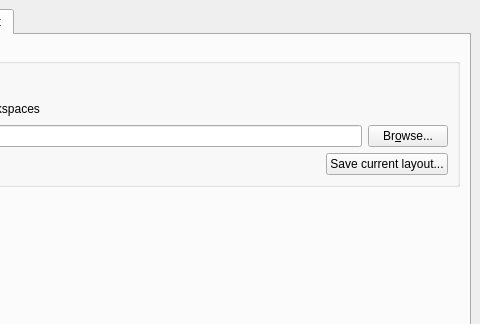
First picture: the form in src/PreferencesDialog.ui, repository openMSX/debugger, before the edit; both pictures show x 174 to 654 and y 0 to 324 of the 654 by 512 pixel window.
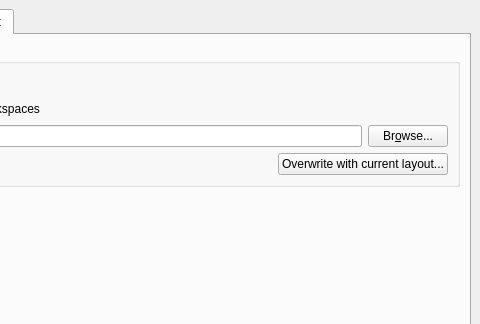
Second picture: the form after the edit. The open tabs and pages were chosen to show the change.

Commit message: Improved saved layout preferences

```diff
--- a/src/PreferencesDialog.ui
+++ b/src/PreferencesDialog.ui
@@ -227,7 +227,7 @@
             <item>
              <widget class="QPushButton" name="btnSaveLayout">
               <property name="text">
-               <string>Save current layout...</string>
+               <string>Overwrite with current layout...</string>
               </property>
              </widget>
             </item>
```
The commit also changes 4 other files.
